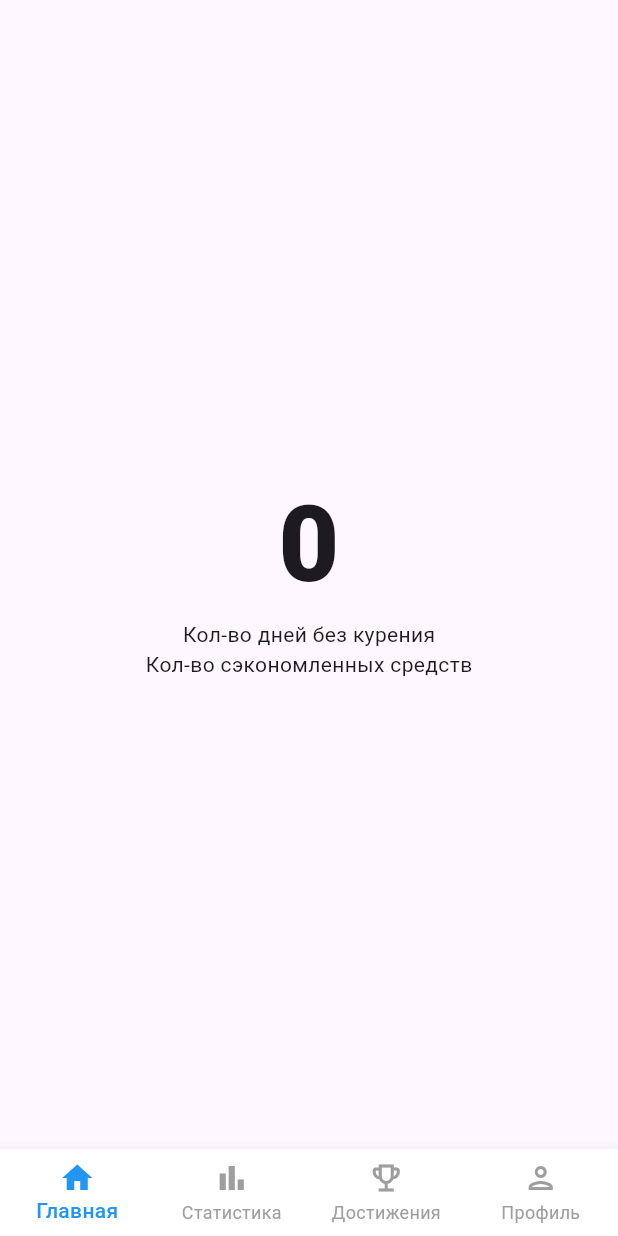
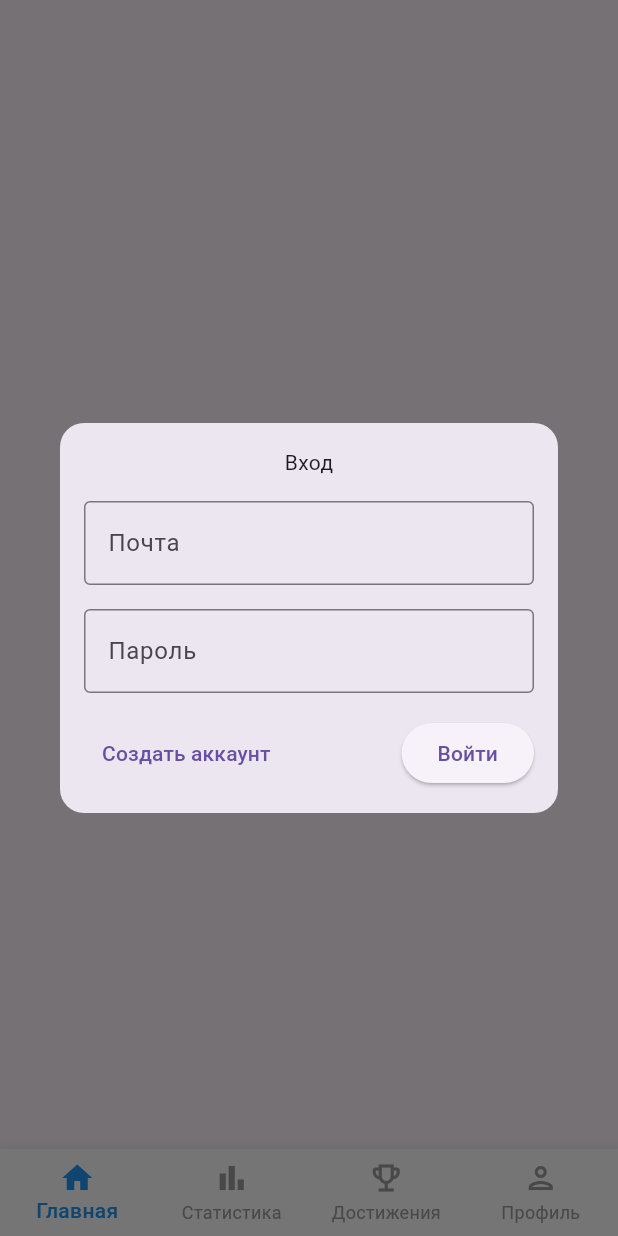
Before and after one commit to meow-barsik/smoke_quit, a Flutter app: the screen it shows after launch, on a phone screen of 412 x 824 dp. Run offline on Flutter 3.47's test engine with Material 3 defaults, Android fonts, the phone set to English and light mode, and no system bars.

Commit message:
ui окна авторизации регистрации

```diff
--- a/lib/main.dart
+++ b/lib/main.dart
@@ -1,4 +1,5 @@
 import 'package:flutter/material.dart';
+import 'backend.dart';
 
 void main() {
   runApp(const SmokeQuit());
@@ -10,17 +11,13 @@ class SmokeQuit extends StatelessWidget {
   @override
   Widget build(BuildContext context) {
     return MaterialApp(
-        theme: ThemeData(
-
-        ),
+        theme: ThemeData(),
         darkTheme: ThemeData.dark(),
         themeMode: ThemeMode.system,
         home: const MainScreen(),
-        title: "SmokeQuit"
-    );
+        title: "SmokeQuit");
   }
 }
-
 
 class MainScreen extends StatefulWidget {
   const MainScreen({super.key});
@@ -33,17 +30,18 @@ class _MainScreenState extends State<MainScreen> {
   int _currentIndex = 0;
   late PageController _pageController;
   final List<Widget> _screens = [
-    const HomePage(),
-    const HomePage(),
-    const HomePage(),
     const HomePage()
   ];
-
 
   @override
   void initState() {
     super.initState();
     _pageController = PageController();
+
+    // Показываем диалог после инициализации
+    WidgetsBinding.instance.addPostFrameCallback((_) {
+      AuthReg.show(context);
+    });
   }
 
   @override
@@ -68,6 +66,7 @@ class _MainScreenState extends State<MainScreen> {
       curve: Curves.easeInOut,
     );
   }
+
   @override
   Widget build(BuildContext context) {
     return Scaffold(
@@ -133,17 +132,85 @@ class _HomePageState extends State<HomePage> {
             crossAxisAlignment: CrossAxisAlignment.center,
             children: <Widget>[
               Text("0",
-                  style:
-                  TextStyle(
-                      fontSize: 70,
-                      fontWeight: FontWeight.w800
-                  )
-              ),
+                  style: TextStyle(fontSize: 70, fontWeight: FontWeight.w800)),
               Text("Кол-во дней без курения"),
               Text("Кол-во сэкономленных средств")
             ],
           ),
-        )
+        ));
+  }
+}
+
+class AuthReg extends StatefulWidget {
+  const AuthReg({super.key});
+
+  static Future<void> show(BuildContext context) {
+    return showDialog(
+      context: context,
+      barrierDismissible: false,
+      builder: (context) => const AuthReg(),
+    );
+  }
+
+  @override
+  State<AuthReg> createState() => _AuthState();
+}
+
+class _AuthState extends State<AuthReg> {
+  bool _isLogin = true;
+
+  void _toogleAuthMode() {
+    setState(() {
+      _isLogin = !_isLogin;
+    });
+  }
+
+  @override
+  Widget build(BuildContext context) {
+    return Dialog(
+      shape: RoundedRectangleBorder(borderRadius: BorderRadius.circular(16)),
+      child: Padding(
+        padding: const EdgeInsets.all(16.0),
+        child: Column(
+          mainAxisSize: MainAxisSize.min,
+          children: [
+            Text(_isLogin ? "Вход" : "Регистрация"),
+            const SizedBox(height: 16),
+            TextField(
+              decoration: InputDecoration(
+                labelText: "Почта",
+                hintText: "Введите почту",
+                border: OutlineInputBorder(),
+              ),
+            ),
+            const SizedBox(height: 16),
+            TextField(
+              obscureText: true,
+              decoration: InputDecoration(
+                labelText: "Пароль",
+                hintText: "Введите пароль",
+                border: OutlineInputBorder(),
+              ),
+            ),
+            const SizedBox(height: 16),
+            Row(
+              mainAxisAlignment: MainAxisAlignment.spaceBetween,
+              children: [
+                TextButton(
+                  onPressed: _toogleAuthMode,
+                  child: Text(_isLogin ? "Создать аккаунт" : "Уже есть аккаунт?"),
+                ),
+                ElevatedButton(
+                  child: Text(_isLogin ? "Войти" : "Зарегистрироваться"),
+                  onPressed: () {
+                    Navigator.of(context).pop();
+                  },
+                ),
+              ],
+            )
+          ],
+        ),
+      ),
     );
   }
 }
```
Also changed, not shown: lib/backend.dart (added).
